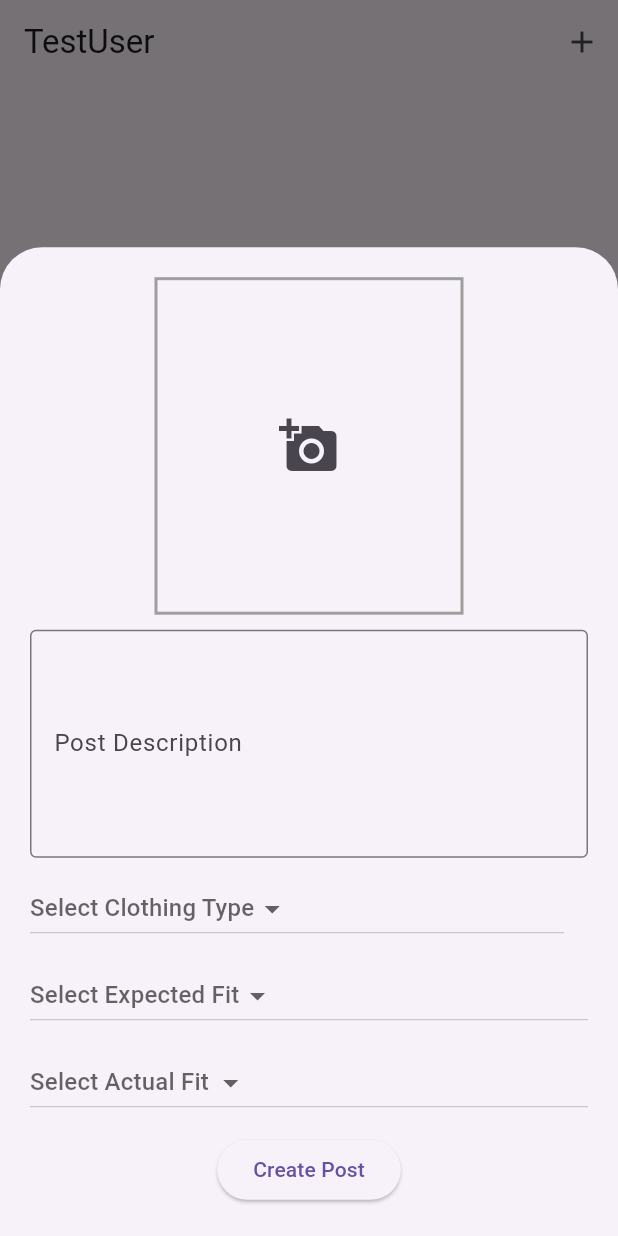
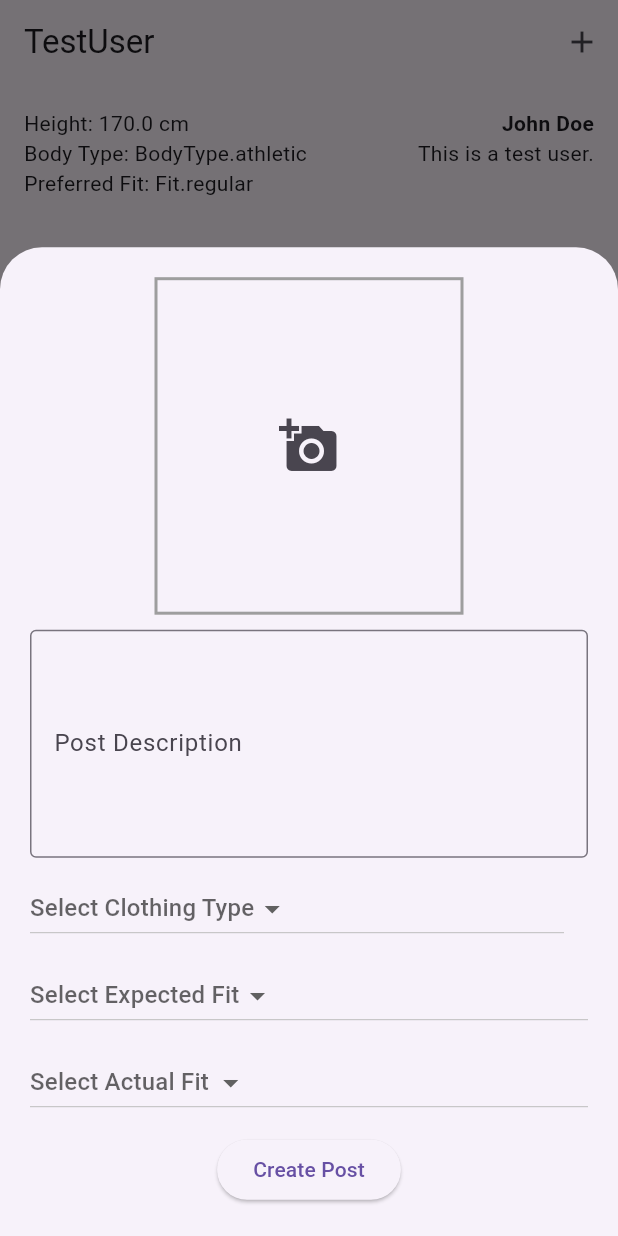
Before and after one commit to emmaaannnn/size-review-app, a Flutter app: the screen it shows after launch, item 3 of the bottom bar chosen, after a tap on the "add" icon, on a phone screen of 412 x 824 dp. Run offline on Flutter 3.47's test engine with Material 3 defaults, Android fonts, the phone set to English and light mode, and no system bars.

Commit message:
User details shown on me page now

```diff
--- a/fitview_app/lib/data/user_data.dart
+++ b/fitview_app/lib/data/user_data.dart
@@ -45,7 +45,7 @@ List<User> dummyUsers = [
     email: 'test@email.com',
     username: 'TestUser',
     password: 'password123',
-    name: 'Test User',
+    name: 'John Doe',
     bio: 'This is a test user.',
     height: 170.0,
     bodyType: BodyType.athletic,
--- a/fitview_app/lib/main.dart
+++ b/fitview_app/lib/main.dart
@@ -1,7 +1,6 @@
-import 'package:fitview_app/screens/explore_screen.dart';
 import 'package:flutter/material.dart';
 import 'package:fitview_app/screens/mainScreen.dart'; // Import the MainScreen
-import 'package:fitview_app/screens/login_screen.dart'; // Import the LoginScreen
+//import 'package:fitview_app/screens/login_screen.dart'; // Import the LoginScreen
 import 'package:fitview_app/model/user_model.dart';
 import 'package:fitview_app/data/user_data.dart';
 import 'package:provider/provider.dart';
--- a/fitview_app/lib/screens/explore_screen.dart
+++ b/fitview_app/lib/screens/explore_screen.dart
@@ -24,7 +24,7 @@ class _Explore extends State<ExploreScreen> {
       context: context,
       isScrollControlled: true,
       builder: (modalContext) {
-        return Container(
+        return SizedBox(
           height: MediaQuery.of(context).size.height * 0.8, // Fixed height: 80% of screen
           child: NewPost(),
         );
--- a/fitview_app/lib/screens/me_screen.dart
+++ b/fitview_app/lib/screens/me_screen.dart
@@ -1,6 +1,7 @@
 import 'package:fitview_app/model/user_model.dart';
 import 'package:flutter/material.dart';
 import 'package:fitview_app/widget/newPost.dart';
+import 'package:fitview_app/widget/userWidget.dart';
 
 class MeScreen extends StatefulWidget {
   final User currentUser;
@@ -40,7 +41,9 @@ class _Me extends State<MeScreen> {
           ),
         ],
       ),
-      //return
+      body: Center( // Add UserWidget to display user info
+        child: UserWidget(currentUser: widget.currentUser),
+      ),
     );
   }
 }
--- a/fitview_app/lib/widget/newPost.dart
+++ b/fitview_app/lib/widget/newPost.dart
@@ -2,11 +2,9 @@ import 'package:flutter/material.dart';
 import 'package:provider/provider.dart';
 import 'package:fitview_app/model/post_model.dart';
 import 'package:fitview_app/model/user_model.dart';
-import 'package:fitview_app/data/user_data.dart';
 import 'package:fitview_app/states/postState.dart';
 
 class NewPost extends StatefulWidget {
-
   @override
   State<NewPost> createState() => _NewPostState();
 }
@@ -20,9 +18,7 @@ class _NewPostState extends State<NewPost> {
   Fit? _expectedFit;
   Fit? _actualFit;
 
-  late User testUser;
 
-  @override
   void _handleDescriptionChange(String text) {
     setState(() {
       _enteredDescription = text;
@@ -30,15 +26,7 @@ class _NewPostState extends State<NewPost> {
   }
 
 
-  void initState() {
-    super.initState();
-    testUser = dummyUsers.firstWhere(
-      (user) => user.username == "TestUser",
-      orElse: () => dummyUsers[0], // Fallback in case TestUser isn't found
-    );
-  }
-
-
+  @override
   Widget build(BuildContext context) {
     return Padding(
       padding: EdgeInsets.all(
@@ -231,4 +219,5 @@ class _NewPostState extends State<NewPost> {
       ),
     );
   }
+
 }
--- a/fitview_app/lib/widget/userWidget.dart
+++ b/fitview_app/lib/widget/userWidget.dart
@@ -5,6 +5,7 @@ class UserWidget extends StatefulWidget {
   final User currentUser;
 
   const UserWidget({super.key, required this.currentUser});
+
   @override
   _UserWidgetState createState() => _UserWidgetState();
 }
@@ -14,8 +15,31 @@ class _UserWidgetState extends State<UserWidget> {
   @override
   Widget build(BuildContext context) {
     return Container(
-      child: Text(widget.currentUser.username), // Displaying the current user's name
-    );
+      padding: EdgeInsets.all(16), // Adds spacing around the container
+        child: Row(
+          mainAxisAlignment: MainAxisAlignment.spaceBetween, // Spaces elements apart
+          children: [
+            // Left side (Username, Height, Body Type, Preferred Fit)
+            Column(
+              crossAxisAlignment: CrossAxisAlignment.start, // Align text to the left
+              children: [
+                Text("Height: ${widget.currentUser.height} cm"),
+                Text("Body Type: ${widget.currentUser.bodyType}"),
+                Text("Preferred Fit: ${widget.currentUser.preferredFit}"),
+              ],
+            ),
+
+            // Right side (Name, Bio)
+            Column(
+              crossAxisAlignment: CrossAxisAlignment.end, // Align text to the right
+              children: [
+                Text(widget.currentUser.name, style: TextStyle(fontWeight: FontWeight.bold)),
+                Text(widget.currentUser.bio),
+              ],
+            ),
+          ],
+        ),
+      );
   }
 
 
```
